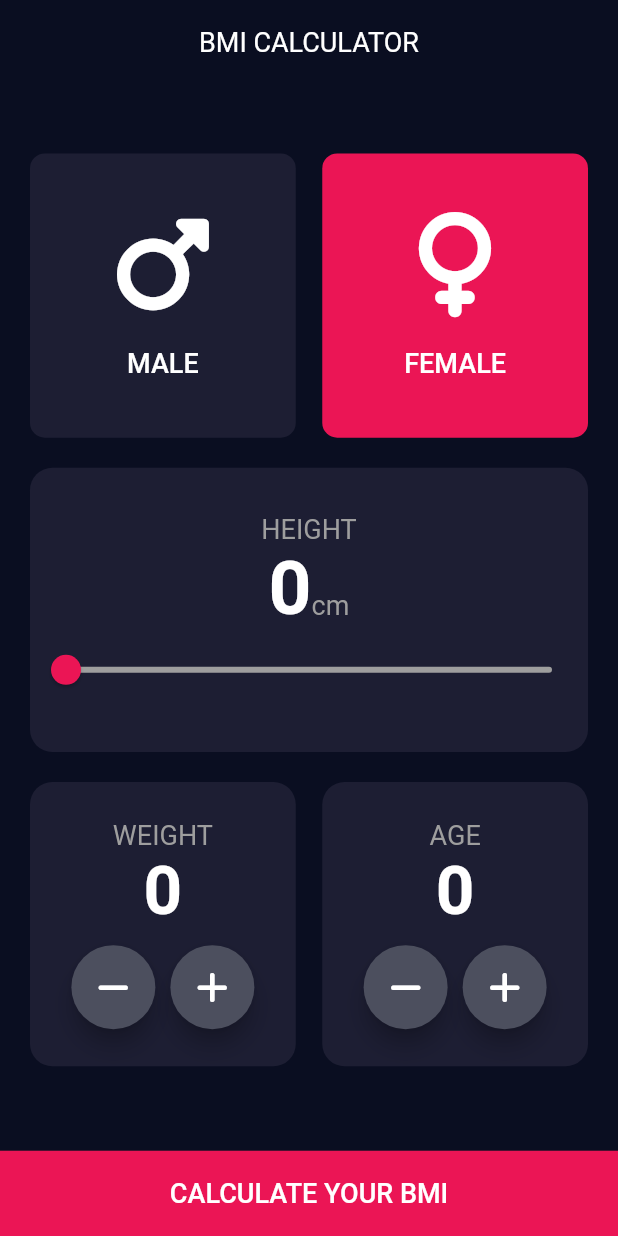
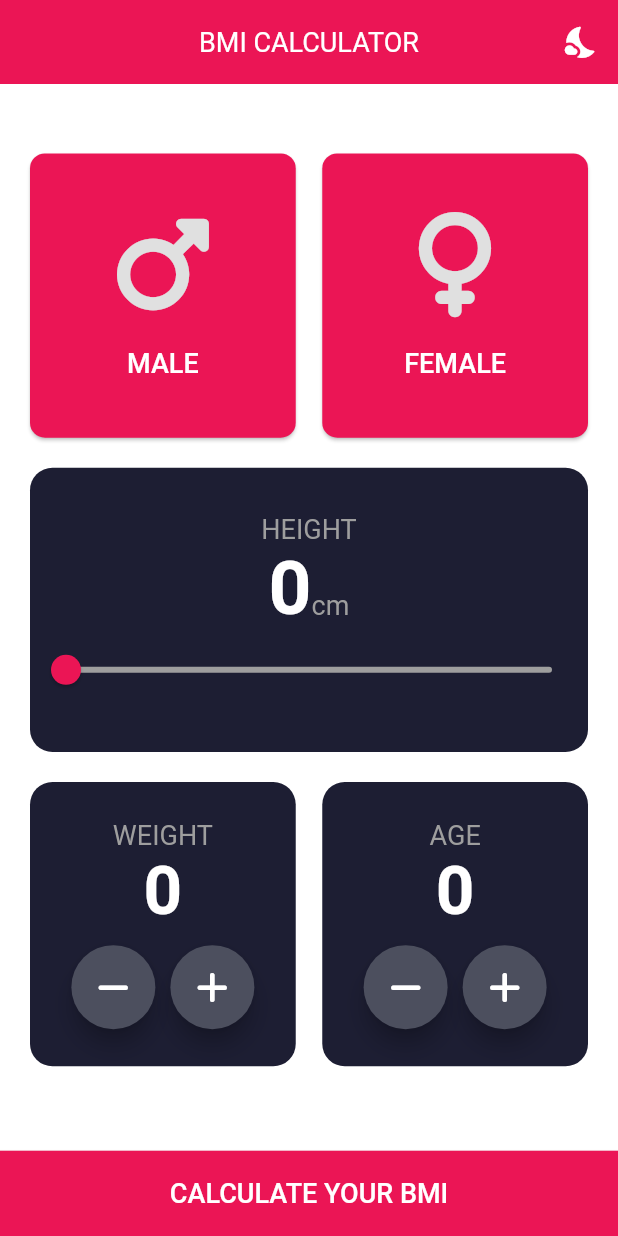
Before and after one commit to abfarukkara/flutter-bmi-calculator, a Flutter app: the screen it shows after launch, on a phone screen of 412 x 824 dp. Run offline on Flutter 3.47's test engine with Material 2 defaults, Android fonts, the phone set to English and light mode, and no system bars; our stand-ins replace font_awesome_flutter.

Commit message:
provider added

```diff
--- /dev/null
+++ b/lib/business/theme_service.dart
@@ -0,0 +1,10 @@
+import 'package:flutter/cupertino.dart';
+
+class ThemeService extends ChangeNotifier {
+  bool onDarkMode = false;
+
+  void toggleThemeMode() {
+    onDarkMode = !onDarkMode;
+    notifyListeners();
+  }
+}
--- a/lib/main.dart
+++ b/lib/main.dart
@@ -1,9 +1,16 @@
+import 'package:bmicalculator/business/theme_service.dart';
 import 'package:bmicalculator/presentation/input_page/input_page.dart';
 import 'package:bmicalculator/theme.dart';
 import 'package:flutter/material.dart';
+import 'package:provider/provider.dart';
 
 void main() {
-  runApp(const MyApp());
+  runApp(
+    ChangeNotifierProvider(
+      create: ((context) => ThemeService()),
+      child: const MyApp(),
+    ),
+  );
 }
 
 class MyApp extends StatelessWidget {
@@ -12,12 +19,14 @@ class MyApp extends StatelessWidget {
   // This widget is the root of your application.
   @override
   Widget build(BuildContext context) {
+    return Consumer<ThemeService>(builder: (context, themeService, child) {
       return MaterialApp(
         debugShowCheckedModeBanner: false,
         darkTheme: AppTheme.darkTheme,
         theme: AppTheme.lightTheme,
-      themeMode: ThemeMode.dark,
+        themeMode: themeService.onDarkMode ? ThemeMode.dark : ThemeMode.light,
         home: const InputPage(),
       );
+    });
   }
 }
--- a/lib/presentation/input_page/input_page.dart
+++ b/lib/presentation/input_page/input_page.dart
@@ -1,5 +1,6 @@
 import 'dart:async';
 import 'package:bmicalculator/business/bmi_business_logic.dart';
+import 'package:bmicalculator/business/theme_service.dart';
 import 'package:bmicalculator/presentation/input_page/widgets/missing_input_dialog.dart';
 import 'package:bmicalculator/presentation/shared/constants.dart';
 import 'package:bmicalculator/presentation/result_page/result_page.dart';
@@ -9,6 +10,7 @@ import 'package:bmicalculator/presentation/input_page/widgets/height_input.dart'
 import 'package:bmicalculator/presentation/input_page/widgets/weight_age_input.dart';
 import 'package:flutter/material.dart';
 import 'package:font_awesome_flutter/font_awesome_flutter.dart';
+import 'package:provider/provider.dart';
 
 class InputPage extends StatefulWidget {
   const InputPage({Key? key}) : super(key: key);
@@ -71,11 +73,22 @@ class _InputPageState extends State<InputPage> {
 
   @override
   Widget build(BuildContext context) {
+    final themeSerice = Provider.of<ThemeService>(context);
     return Scaffold(
       appBar: AppBar(
         title: const Text(
           'BMI CALCULATOR',
         ),
+        actions: [
+          IconButton(
+            onPressed: () => themeSerice.toggleThemeMode(),
+            icon: Icon(
+              themeSerice.onDarkMode ? Icons.sunny : Icons.nights_stay_rounded,
+              size: 25,
+            ),
+            splashRadius: 1,
+          )
+        ],
       ),
       body: Column(
         mainAxisAlignment: MainAxisAlignment.spaceBetween,
--- a/lib/presentation/input_page/widgets/gender_input.dart
+++ b/lib/presentation/input_page/widgets/gender_input.dart
@@ -21,18 +21,13 @@ class GenderInputWidget extends StatelessWidget {
   @override
   Widget build(BuildContext context) {
     final size = MediaQuery.of(context).size;
+    final theme = Theme.of(context);
     return SizedBox(
       height: size.height * 0.23,
       width: size.width * 0.43,
       child: TextButton(
         onPressed: onPressed,
-        style: ElevatedButton.styleFrom(
-          primary: backgroundColor,
-          onPrimary: foreGroundColor,
-          shape: RoundedRectangleBorder(
-            borderRadius: BorderRadius.circular(10),
-          ),
-        ),
+        style: theme.elevatedButtonTheme.style,
         child: Column(
           mainAxisAlignment: MainAxisAlignment.center,
           children: [
@@ -43,7 +38,9 @@ class GenderInputWidget extends StatelessWidget {
             const SizedBox(height: 20),
             Text(
               label,
-              style: labelTextStyle.copyWith(color: Colors.white),
+              style: labelTextStyle.copyWith(
+                color: Colors.white,
+              ),
             ),
           ],
         ),
--- a/lib/theme.dart
+++ b/lib/theme.dart
@@ -3,6 +3,28 @@ import 'package:flutter/material.dart';
 
 class AppTheme {
   AppTheme._();
+
+  static const _darkAppBarColor = Color.fromRGBO(10, 14, 33, 1);
+  static const _darkIconCoor = Colors.white;
+  static final _darkElevatedButtonStyle = ElevatedButton.styleFrom(
+    primary: const Color.fromRGBO(29, 30, 51, 1),
+    onPrimary: Colors.white,
+    elevation: 0,
+    shape: RoundedRectangleBorder(
+      borderRadius: BorderRadius.circular(10),
+    ),
+  );
+
+  static const _lightAppBarColor = Color.fromRGBO(235, 21, 85, 1);
+  static const _lightIconColor = Color.fromRGBO(235, 21, 85, 1);
+  static final _lightElevatedButtonStyle = ElevatedButton.styleFrom(
+    primary: _lightAppBarColor,
+    onPrimary: Colors.grey[300],
+    elevation: 1,
+    shape: RoundedRectangleBorder(
+      borderRadius: BorderRadius.circular(10),
+    ),
+  );
 
   static final ThemeData darkTheme = ThemeData(
     scaffoldBackgroundColor: appBackgroundColor,
@@ -10,7 +32,11 @@ class AppTheme {
       elevation: 0,
       centerTitle: true,
       titleTextStyle: TextStyle(fontSize: 18),
-      backgroundColor: appBackgroundColor,
+      color: _darkAppBarColor,
+    ),
+    iconTheme: const IconThemeData(color: _darkIconCoor),
+    textButtonTheme: TextButtonThemeData(
+      style: _darkElevatedButtonStyle,
     ),
   );
 
@@ -20,21 +46,13 @@ class AppTheme {
       elevation: 0,
       centerTitle: true,
       titleTextStyle: TextStyle(fontSize: 18),
-      backgroundColor: Colors.blue,
+      color: _lightAppBarColor,
+    ),
+    iconTheme: const IconThemeData(
+      color: _lightIconColor,
     ),
     textButtonTheme: TextButtonThemeData(
-      style: ElevatedButton.styleFrom(
-        shadowColor: Colors.grey,
-        primary: Colors.white,
-        onPrimary: Colors.blue,
-        elevation: 10,
-        textStyle: const TextStyle(
-          color: Colors.blue,
-        ),
-      ),
-    ),
-    buttonTheme: ButtonThemeData(
-      buttonColor: Colors.white,
+      style: _lightElevatedButtonStyle,
     ),
   );
 }
--- a/pubspec.yaml
+++ b/pubspec.yaml
@@ -34,6 +34,7 @@ dependencies:
   # Use with the CupertinoIcons class for iOS style icons.
   cupertino_icons: ^1.0.2
   font_awesome_flutter: ^10.1.0
+  provider: ^6.0.3
 
 dev_dependencies:
   flutter_test:
```
Also changed, not shown: pubspec.lock. Lines whose indentation alone changed are shown as unchanged.
